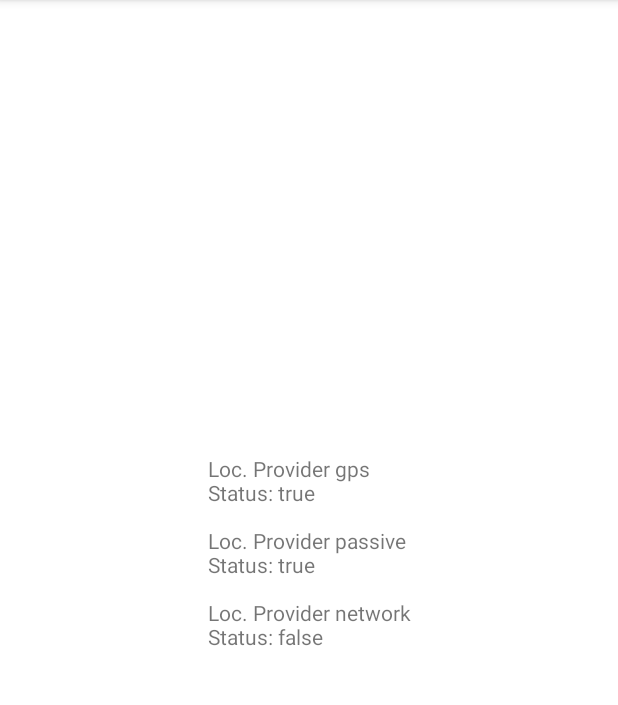
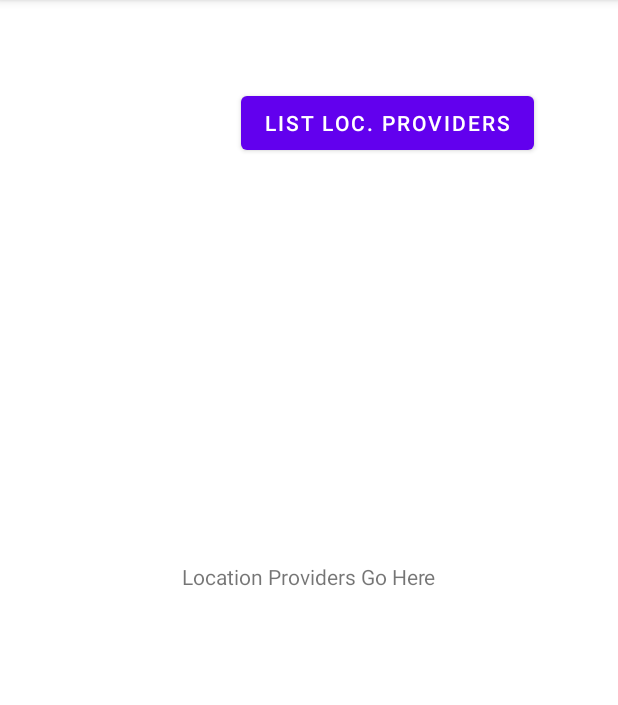
Before and after one commit to wpdlf/LocProviderList, an Android app: the screen it shows after launch (LocProviderListActivity), on a phone screen of 412 x 824 dp, the part 84-789 px from its top. Run offline under Robolectric (Android 15) with nearby library versions, the phone set to English and light mode, and no system bars.

Commit message:
added button

```diff
--- a/app/src/main/java/com/example/locproviderlist/LocProviderListActivity.java
+++ b/app/src/main/java/com/example/locproviderlist/LocProviderListActivity.java
@@ -4,6 +4,8 @@ import androidx.appcompat.app.AppCompatActivity;
 
 import android.location.LocationManager;
 import android.os.Bundle;
+import android.view.View;
+import android.widget.Button;
 import android.widget.TextView;
 
 import java.util.List;
@@ -12,6 +14,7 @@ public class LocProviderListActivity extends AppCompatActivity {
     TextView mTextView;
     LocationManager locMgr;
     List<String> locProviders;
+    Button mButton;
 
     @Override
     protected void onCreate(Bundle savedInstanceState) {
@@ -19,10 +22,14 @@ public class LocProviderListActivity extends AppCompatActivity {
         setContentView(R.layout.activity_main);
 
         mTextView = findViewById(R.id.txtOutput);
+        mButton = findViewById(R.id.button);
         locMgr = (LocationManager) getSystemService(LOCATION_SERVICE); // new LocationManager()
 
         locProviders = locMgr.getAllProviders();
 
+        mButton.setOnClickListener(new View.OnClickListener() {
+            @Override
+            public void onClick(View view) {
                 String s = "";
                 for (int i = 0; i < locProviders.size(); i++){
                     s += "Loc. Provider " + locProviders.get(i) + "\n"
@@ -30,4 +37,6 @@ public class LocProviderListActivity extends AppCompatActivity {
                 }
                 mTextView.setText(s);
             }
+        });
     }
+}
--- a/app/src/main/res/layout/activity_main.xml
+++ b/app/src/main/res/layout/activity_main.xml
@@ -7,13 +7,24 @@
     tools:context=".LocProviderListActivity">
 
     <TextView
+        android:id="@+id/txtOutput"
         android:layout_width="wrap_content"
         android:layout_height="wrap_content"
         android:text="Location Providers Go Here"
-        android:id="@+id/txtOutput"
         app:layout_constraintBottom_toBottomOf="parent"
         app:layout_constraintLeft_toLeftOf="parent"
         app:layout_constraintRight_toRightOf="parent"
         app:layout_constraintTop_toTopOf="parent" />
 
+    <Button
+        android:id="@+id/button"
+        android:layout_width="wrap_content"
+        android:layout_height="wrap_content"
+        android:layout_marginTop="58dp"
+        android:layout_marginEnd="56dp"
+        android:layout_marginRight="56dp"
+        android:text="list loc. providers"
+        app:layout_constraintEnd_toEndOf="parent"
+        app:layout_constraintTop_toTopOf="parent" />
+
 </androidx.constraintlayout.widget.ConstraintLayout>
```
Lines whose indentation alone changed are shown as unchanged.
